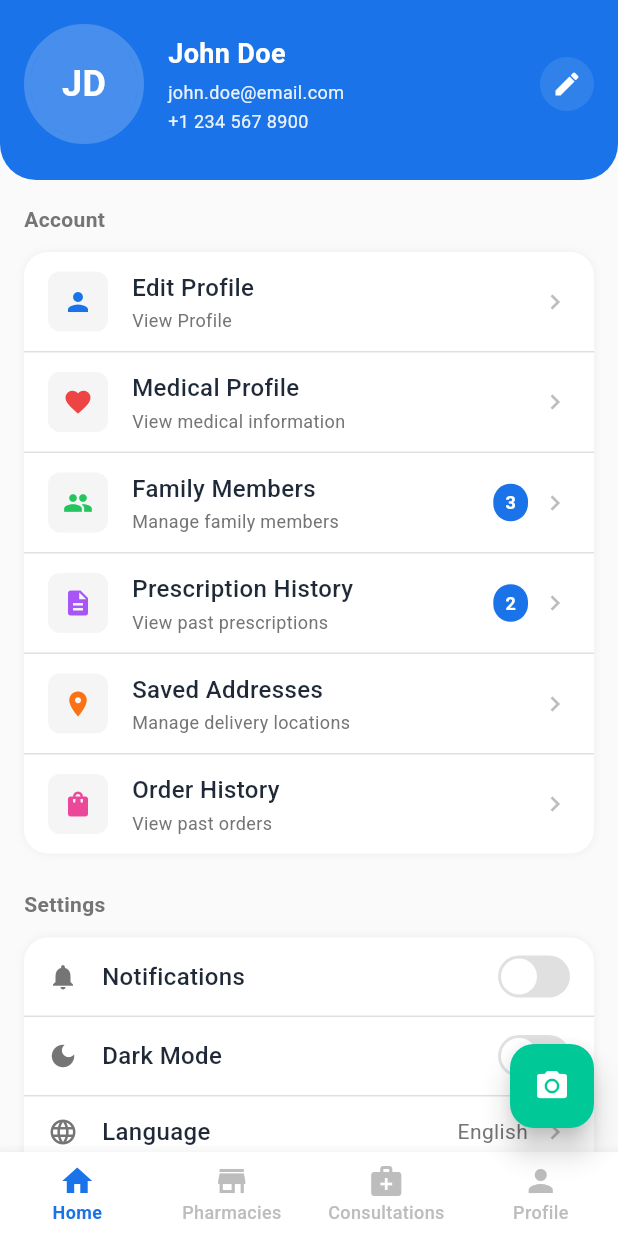
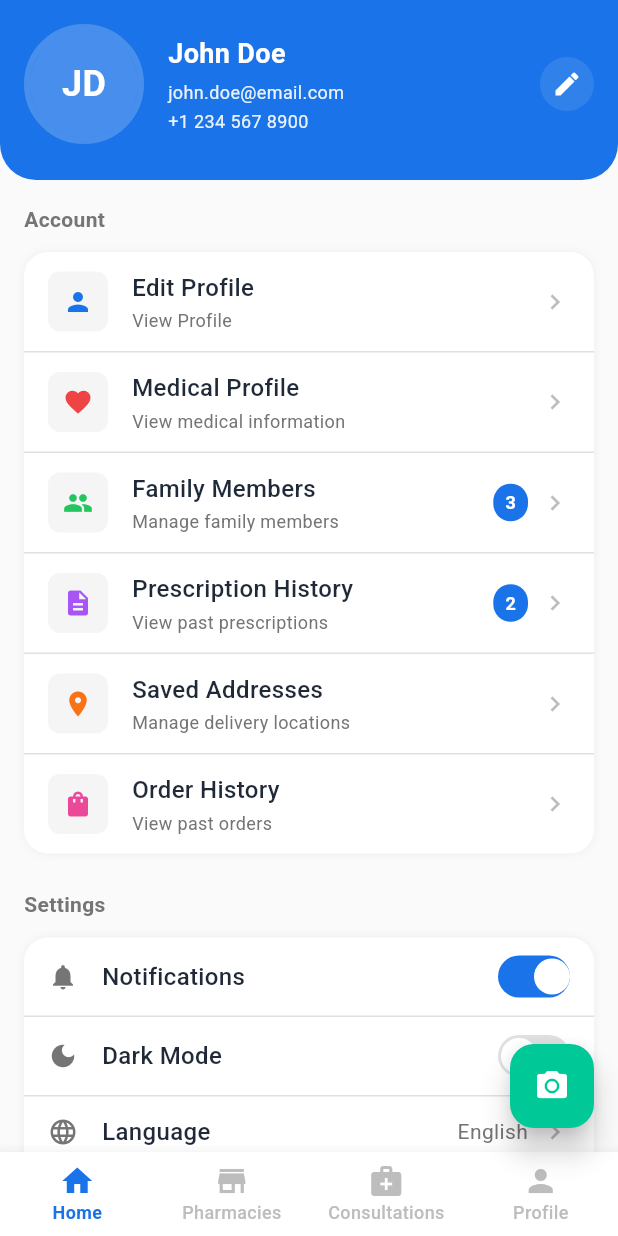
Before and after one commit to eng-abdallahyasser/pharma-connect, a Flutter app: the ProfileView screen opened by its route, on a phone screen of 412 x 824 dp. Run offline on Flutter 3.47's test engine with Material 3 defaults, Android fonts, the phone set to English and light mode, and no system bars; our stand-ins replace cached_network_image, dio, font_awesome_flutter, get, get_storage; accounts and stored records are empty; network calls fail.

Commit message:
feat(settings): implement settings service for dark mode and notifications management

```diff
--- a/lib/app/modules/profile/controllers/profile_controller.dart
+++ b/lib/app/modules/profile/controllers/profile_controller.dart
@@ -2,6 +2,8 @@ import 'package:flutter/material.dart';
 import 'package:get/get.dart';
 import 'package:pharma_connect/app/locales/translations.dart';
 import 'package:pharma_connect/app/core/services/localization_service.dart';
+import 'package:pharma_connect/app/core/services/theme_service.dart';
+import 'package:pharma_connect/app/core/services/settings_service.dart';
 import '../models/user_model.dart';
 import '../models/prescription_model.dart';
 import '../models/family_member_model.dart';
@@ -13,8 +15,14 @@ class ProfileController extends GetxController {
   final showMedicalProfile = false.obs;
   final showPrescriptions = false.obs;
   final showFamilyMembers = false.obs;
-  final notificationsEnabled = true.obs;
-  final darkModeEnabled = false.obs;
+
+  // Services
+  late SettingsService _settingsService;
+  late ThemeService _themeService;
+
+  // Use settings service observables for notifications and dark mode
+  late RxBool notificationsEnabled;
+  late RxBool darkModeEnabled;
 
   // User data
   late UserModel currentUser;
@@ -26,6 +34,14 @@ class ProfileController extends GetxController {
   @override
   void onInit() {
     super.onInit();
+    // Get service instances
+    _settingsService = Get.find<SettingsService>();
+    _themeService = Get.find<ThemeService>();
+
+    // Bind observables to settings service
+    notificationsEnabled = _settingsService.notificationsEnabledRx;
+    darkModeEnabled = _themeService.isDarkModeRx;
+
     // Initialize all data when controller is created
     _initializeUserData();
     _initializePrescriptions();
@@ -194,14 +210,14 @@ class ProfileController extends GetxController {
         label: getTranslation('profile.notifications'),
         icon: Icons.notifications,
         hasToggle: true,
-        onTap: () => notificationsEnabled.toggle(),
+        onTap: () => _settingsService.toggleNotifications(),
       ),
       SettingsItemModel(
         id: 'darkmode',
         label: getTranslation('profile.dark_mode'),
         icon: Icons.dark_mode,
         hasToggle: true,
-        onTap: () => darkModeEnabled.toggle(),
+        onTap: () => _themeService.toggleDarkMode(),
       ),
       SettingsItemModel(
         id: 'language',
@@ -226,6 +242,7 @@ class ProfileController extends GetxController {
                       return GestureDetector(
                         onTap: () {
                           localizationService.setLanguage(lang.key);
+                          _settingsService.setLanguage(lang.key);
                           _updateLanguageInSettings();
                           Get.back();
                         },
--- a/lib/app/modules/profile/views/profile_view.dart
+++ b/lib/app/modules/profile/views/profile_view.dart
@@ -19,7 +19,6 @@ class ProfileView extends GetView<ProfileController> {
       body: SingleChildScrollView(
         child: Column(
           children: [
-
             // Profile header with user information
             ProfileHeader(
               user: controller.currentUser,
@@ -105,6 +104,8 @@ class ProfileView extends GetView<ProfileController> {
                         (index) => SettingsItemCard(
                           item: controller.settingsItems[index],
                           isLast: index == controller.settingsItems.length - 1,
+                          darkModeEnabled: controller.darkModeEnabled,
+                          notificationsEnabled: controller.notificationsEnabled,
                           onToggleChanged: (value) {
                             // Handle toggle changes if needed
                           },
@@ -155,10 +156,7 @@ class ProfileView extends GetView<ProfileController> {
                   Center(
                     child: Text(
                       'Version 1.0.0',
-                      style: TextStyle(
-                        fontSize: 12,
-                        color: Colors.grey[600],
-                      ),
+                      style: TextStyle(fontSize: 12, color: Colors.grey[600]),
                     ),
                   ),
 
@@ -178,9 +176,7 @@ class ProfileView extends GetView<ProfileController> {
                   // Backdrop
                   GestureDetector(
                     onTap: controller.toggleMedicalProfile,
-                    child: Container(
-                      color: Colors.black.withOpacity(0.5),
-                    ),
+                    child: Container(color: Colors.black.withOpacity(0.5)),
                   ),
                   // Modal
                   Center(
@@ -196,8 +192,7 @@ class ProfileView extends GetView<ProfileController> {
       floatingActionButtonLocation: FloatingActionButtonLocation.centerDocked,
 
       // Additional modals using GetX dialog
-      bottomSheet: Obx(
-        () {
+      bottomSheet: Obx(() {
         // Prescriptions modal
         if (controller.showPrescriptions.value) {
           return PrescriptionsModal(
@@ -221,8 +216,7 @@ class ProfileView extends GetView<ProfileController> {
         }
 
         return const SizedBox.shrink();
-        },
-      ),
+      }),
     );
   }
 }
--- a/lib/app/modules/profile/widgets/settings_item_card.dart
+++ b/lib/app/modules/profile/widgets/settings_item_card.dart
@@ -1,65 +1,55 @@
 import 'package:flutter/material.dart';
+import 'package:get/get.dart';
 import '../models/menu_item_model.dart';
 
 // Settings item card widget for settings menu items
-class SettingsItemCard extends StatefulWidget {
+class SettingsItemCard extends StatelessWidget {
   final SettingsItemModel item;
   final bool isLast; // Whether this is the last item in the list
   final ValueChanged<bool>? onToggleChanged; // Callback for toggle changes
+  final RxBool? darkModeEnabled; // Observable for dark mode state
+  final RxBool? notificationsEnabled; // Observable for notifications state
 
   const SettingsItemCard({
     Key? key,
     required this.item,
     this.isLast = false,
     this.onToggleChanged,
+    this.darkModeEnabled,
+    this.notificationsEnabled,
   }) : super(key: key);
 
-  @override
-  State<SettingsItemCard> createState() => _SettingsItemCardState();
+  bool _getInitialToggleValue() {
+    if (item.id == 'darkmode' && darkModeEnabled != null) {
+      return darkModeEnabled!.value;
+    } else if (item.id == 'notifications' && notificationsEnabled != null) {
+      return notificationsEnabled!.value;
     }
-
-class _SettingsItemCardState extends State<SettingsItemCard> {
-  // Local state for toggle switch
-  late bool toggleValue;
-
-  @override
-  void initState() {
-    super.initState();
-    // Initialize toggle value (default to false)
-    toggleValue = false;
+    return false;
   }
 
   @override
   Widget build(BuildContext context) {
     return GestureDetector(
-      onTap: !widget.item.hasToggle ? widget.item.onTap : null,
+      onTap: !item.hasToggle ? item.onTap : null,
       child: Container(
         // Add border only if not the last item
         decoration: BoxDecoration(
-          border: !widget.isLast
-              ? Border(
-                  bottom: BorderSide(
-                    color: Colors.grey[300]!,
-                    width: 1,
-                  ),
-                )
+          border: !isLast
+              ? Border(bottom: BorderSide(color: Colors.grey[300]!, width: 1))
               : null,
         ),
         padding: const EdgeInsets.symmetric(horizontal: 16, vertical: 12),
         child: Row(
           children: [
             // Icon
-            Icon(
-              widget.item.icon,
-              color: Colors.grey[600],
-              size: 20,
-            ),
+            Icon(item.icon, color: Colors.grey[600], size: 20),
             const SizedBox(width: 16),
 
             // Label
             Expanded(
               child: Text(
-                widget.item.label,
+                item.label,
                 style: const TextStyle(
                   fontSize: 16,
                   fontWeight: FontWeight.w500,
@@ -69,15 +59,14 @@ class _SettingsItemCardState extends State<SettingsItemCard> {
             ),
 
             // Right side content (toggle, value, or chevron)
-            if (widget.item.hasToggle)
-              // Toggle switch
-              GestureDetector(
+            if (item.hasToggle)
+              // Toggle switch with Obx for reactivity
+              Obx(() {
+                bool toggleValue = _getInitialToggleValue();
+                return GestureDetector(
                   onTap: () {
-                  setState(() {
-                    toggleValue = !toggleValue;
-                  });
-                  widget.onToggleChanged?.call(toggleValue);
-                  widget.item.onTap?.call();
+                    item.onTap?.call();
+                    onToggleChanged?.call(!toggleValue);
                   },
                   child: Container(
                     width: 48,
@@ -107,33 +96,23 @@ class _SettingsItemCardState extends State<SettingsItemCard> {
                       ],
                     ),
                   ),
-              )
-            else if (widget.item.value != null)
+                );
+              })
+            else if (item.value != null)
               // Display value text
               Row(
                 children: [
                   Text(
-                    widget.item.value!,
-                    style: TextStyle(
-                      fontSize: 14,
-                      color: Colors.grey[600],
-                    ),
+                    item.value!,
+                    style: TextStyle(fontSize: 14, color: Colors.grey[600]),
                   ),
                   const SizedBox(width: 8),
-                  Icon(
-                    Icons.chevron_right,
-                    color: Colors.grey[400],
-                    size: 20,
-                  ),
+                  Icon(Icons.chevron_right, color: Colors.grey[400], size: 20),
                 ],
               )
             else
               // Chevron icon
-              Icon(
-                Icons.chevron_right,
-                color: Colors.grey[400],
-                size: 20,
-              ),
+              Icon(Icons.chevron_right, color: Colors.grey[400], size: 20),
           ],
         ),
       ),
```
Also changed, not shown: lib/app/core/services/settings_service.dart (added, +148 -0 lines), lib/app/core/services/theme_service.dart (added, +43 -0 lines), lib/main.dart (+43 -6 lines), 1 other file. Lines whose indentation alone changed are shown as unchanged.
